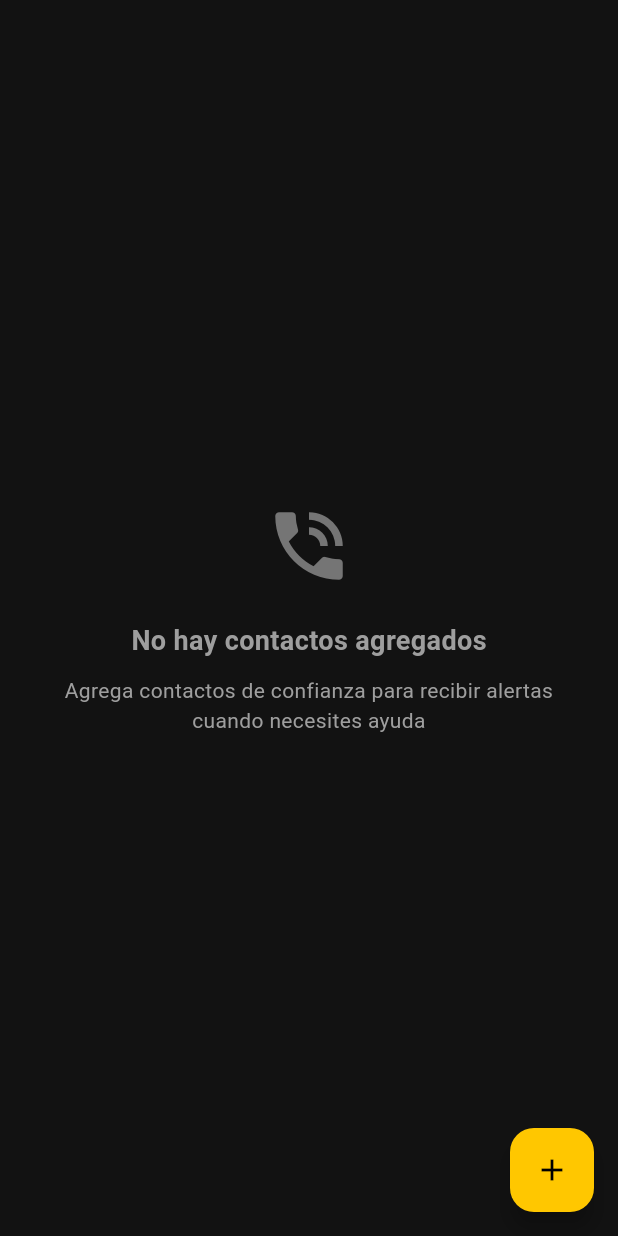
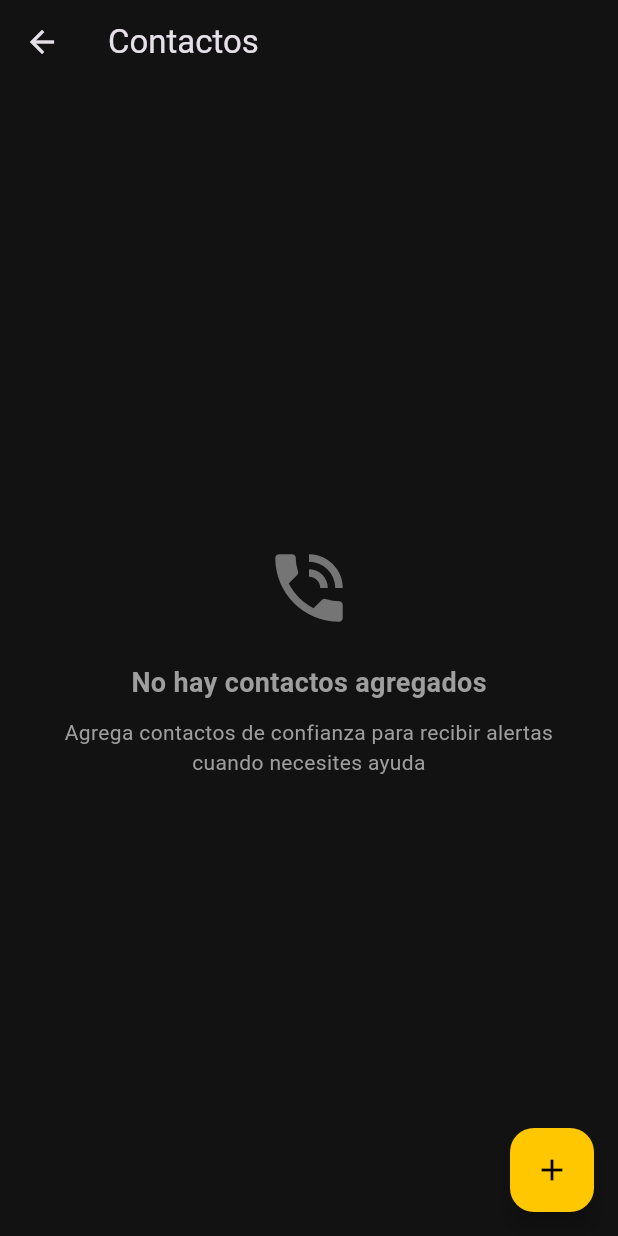
Before and after one commit to DayJossel/CodeCats, a Flutter app: the VistaContactos screen opened directly, on a phone screen of 412 x 824 dp. Run offline on Flutter 3.47's test engine with Material 3 defaults, Android fonts, the phone set to English and light mode, and no system bars; our stand-ins replace connectivity_plus, flutter_local_notifications, flutter_timezone, geolocator, google_maps_flutter, permission_handler and 3 more; missing offline and left inert: another_telephony; accounts and stored records are empty.

Commit message:
Cambios gráficos a Contactos y Notas

```diff
--- a/lib/screens/vista_contactos.dart
+++ b/lib/screens/vista_contactos.dart
@@ -128,14 +128,15 @@ class EstadoVistaContactos extends State<VistaContactos> {
 
   @override
   Widget build(BuildContext context) {
-    if (!_usuarioCargado) {
-      return const Scaffold(
-        body: Center(child: CircularProgressIndicator(color: primaryColor)),
-      );
-    }
-
     return Scaffold(
-      body: _cargando
+      appBar: AppBar(
+        title: const Text('Contactos'),
+        backgroundColor: backgroundColor,
+        elevation: 0,
+      ),
+      body: !_usuarioCargado
+          ? const Center(child: CircularProgressIndicator(color: primaryColor))
+          : _cargando
               ? const Center(child: CircularProgressIndicator(color: primaryColor))
               : _contactos.isEmpty
                   ? _estadoVacio()
```
Also changed, not shown: lib/screens/vista_espacios.dart (+63 -18 lines). Lines whose indentation alone changed are shown as unchanged.
